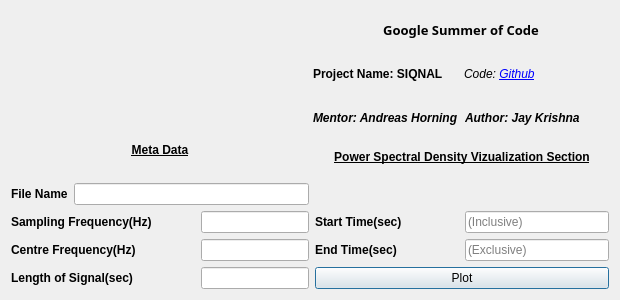
Before: the Qt Designer form qt/powerscreen.ui in aerospaceresearch/SiqNAL, drawn with Qt 5.
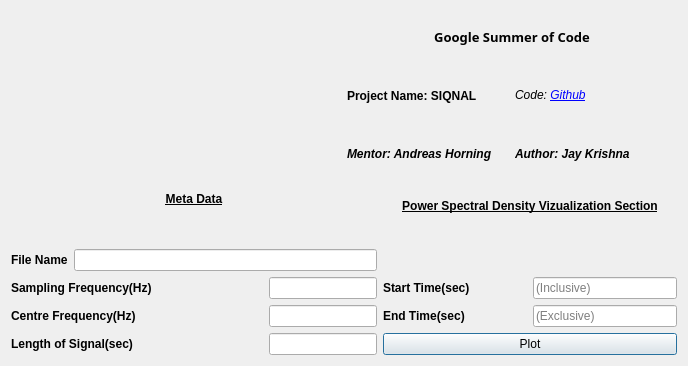
After: the same form once the commit is applied.

Commit message: Added till bandpass filter

```diff
--- a/qt/powerscreen.ui
+++ b/qt/powerscreen.ui
@@ -6,8 +6,8 @@
    <rect>
     <x>0</x>
     <y>0</y>
-    <width>620</width>
-    <height>300</height>
+    <width>688</width>
+    <height>366</height>
    </rect>
   </property>
   <property name="windowTitle">
```
